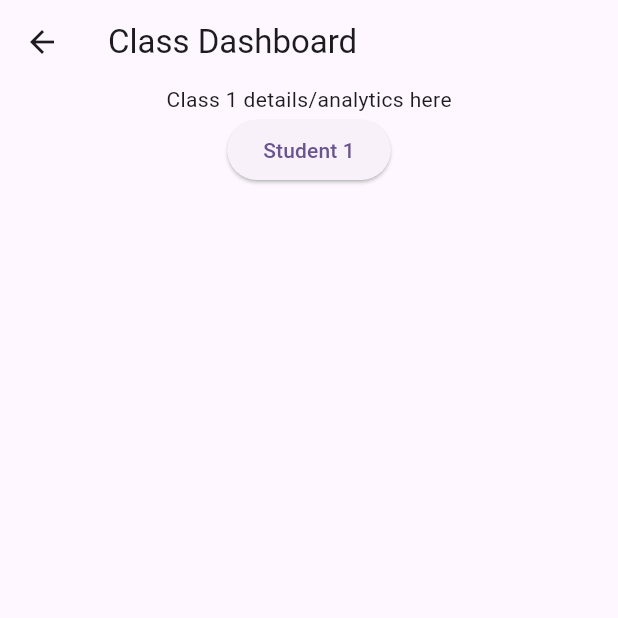
After one commit to ztraboo/readright, a Flutter app: the TeacherDashboardPage screen opened by its route, after a tap on "Class 1", on a phone screen of 412 x 824 dp, the top half of it. The commit adds this screen. Run offline on Flutter 3.47's test engine with Material 3 defaults, Android fonts, the phone set to English and light mode, and no system bars; our stand-ins replace flutter_svg; project files that could hold a hidden picture were left out.

Commit message:
Added skeleton for tasked screens
Created files and implemented Navigator routing for:
Teacher Dashboard,
Teacher Word Dashboard,
Class Dashboard,
Student Details

```diff
--- a/lib/main.dart
+++ b/lib/main.dart
@@ -1,10 +1,16 @@
 //Test changes - Jon
 import 'package:flutter/material.dart';
+// import 'package:readright/screens/teacher/teacher_word_dashboard_screen.dart';
 import 'screens/landing_screen.dart';
 import 'screens/reader_selection_screen.dart';
 import 'screens/teacher/teacher_login_screen.dart';
 import 'screens/teacher/teacher_register_screen.dart';
 import 'screens/teacher/teacher_password_reset_screen.dart';
+import 'screens/teacher/teacher_dashboard_screen.dart';
+import 'screens/teacher/teacher_word_dashboard_screen.dart';
+import 'screens/teacher/class/class_dashboard_screen.dart';
+import 'screens/teacher/class/class_student_details_screen.dart';
+
 
 void main() {
   runApp(const MyApp());
@@ -27,6 +33,10 @@ class MyApp extends StatelessWidget {
         '/teacher-login': (context) => const TeacherLoginPage(),
         '/teacher-register': (context) => const TeacherRegisterPage(),
         '/teacher-password-reset': (context) => const TeacherPasswordResetPage(),
+        '/teacher-dashboard': (context) => const TeacherDashboardPage(),
+        '/teacher-word-dashboard': (context) => const TeacherWordDashboardPage(),
+        '/class-dashboard': (context) => const ClassDashboard(),
+        '/class-student-details': (context) => const ClassStudentDetails(),
       },
       debugShowCheckedModeBanner: false,
     );
--- /dev/null
+++ b/lib/screens/teacher/class/class_dashboard_screen.dart
@@ -0,0 +1,29 @@
+import 'package:flutter/material.dart';
+
+class ClassDashboard extends StatelessWidget {
+  const ClassDashboard({super.key});
+
+  @override
+  Widget build(BuildContext context) {
+    return Scaffold(
+      appBar: AppBar(
+        // Text should be adopted to whatever class was clicked
+        title: const Text('Class Dashboard'),
+      ),
+      body: Center(
+        // list of students associated with whatever class will determine
+        // how many buttons here and what they're named
+        child: Column(
+          children: [
+            Text("Class 1 details/analytics here"),
+            ElevatedButton(
+              onPressed: () {
+                Navigator.pushNamed(context, "/class-student-details");
+              }, child: Text("Student 1"),
+            ),
+          ],
+        ),
+      ),
+    );
+  }
+}
--- /dev/null
+++ b/lib/screens/teacher/class/class_student_details_screen.dart
@@ -0,0 +1,20 @@
+import 'package:flutter/material.dart';
+
+class ClassStudentDetails extends StatelessWidget {
+  const ClassStudentDetails({super.key});
+
+  @override
+  Widget build(BuildContext context) {
+    return Scaffold(
+      appBar: AppBar(
+        title: const Text('Student Details'),
+      ),
+      body: Center(
+        // details should describe the student clicked on from class_dashboard
+        child: Text(
+          "Details/analytics for Student 1 here"
+        )
+      ),
+    );
+  }
+}
--- /dev/null
+++ b/lib/screens/teacher/teacher_dashboard_screen.dart
@@ -0,0 +1,28 @@
+import 'package:flutter/material.dart';
+
+class TeacherDashboardPage extends StatelessWidget {
+  const TeacherDashboardPage({super.key});
+
+  @override
+  Widget build(BuildContext context) {
+    return Scaffold(
+      appBar: AppBar(
+        title: const Text('Teacher Dashboard'),
+      ),
+      body: Center(
+        // list of classes associated with whatever teacher will determine
+        // how many buttons here and what they're called
+        child: Column(
+          children: [
+            Text("Maybe overall statistics here?"),
+            ElevatedButton(
+              onPressed: () {
+                Navigator.pushNamed(context, "/class-dashboard");
+              }, child: Text("Class 1"),
+            ),
+          ],
+        ),
+      ),
+    );
+  }
+}
--- a/lib/screens/teacher/teacher_login_screen.dart
+++ b/lib/screens/teacher/teacher_login_screen.dart
@@ -65,6 +65,14 @@ class TeacherLoginPage extends StatelessWidget {
                       ),
                     );
 
+                    /**********************************************************
+                    Navigate to teacher dashboard WITHOUT verifying login fields
+
+                    The fields must still be filled because of the null check,
+                    but any dummy values work for now
+                    **********************************************************/
+                    Navigator.pushNamed(context, '/teacher-dashboard');
+
                     // Clear fields
                     emailController.clear();
                     passwordController.clear();
--- /dev/null
+++ b/lib/screens/teacher/teacher_word_dashboard_screen.dart
@@ -0,0 +1,14 @@
+import 'package:flutter/material.dart';
+
+class TeacherWordDashboardPage extends StatelessWidget {
+  const TeacherWordDashboardPage({super.key});
+
+  @override
+  Widget build(BuildContext context) {
+    return Scaffold(
+      appBar: AppBar(
+        title: const Text('Word Dashboard'),
+      ),
+    );
+  }
+}
```
